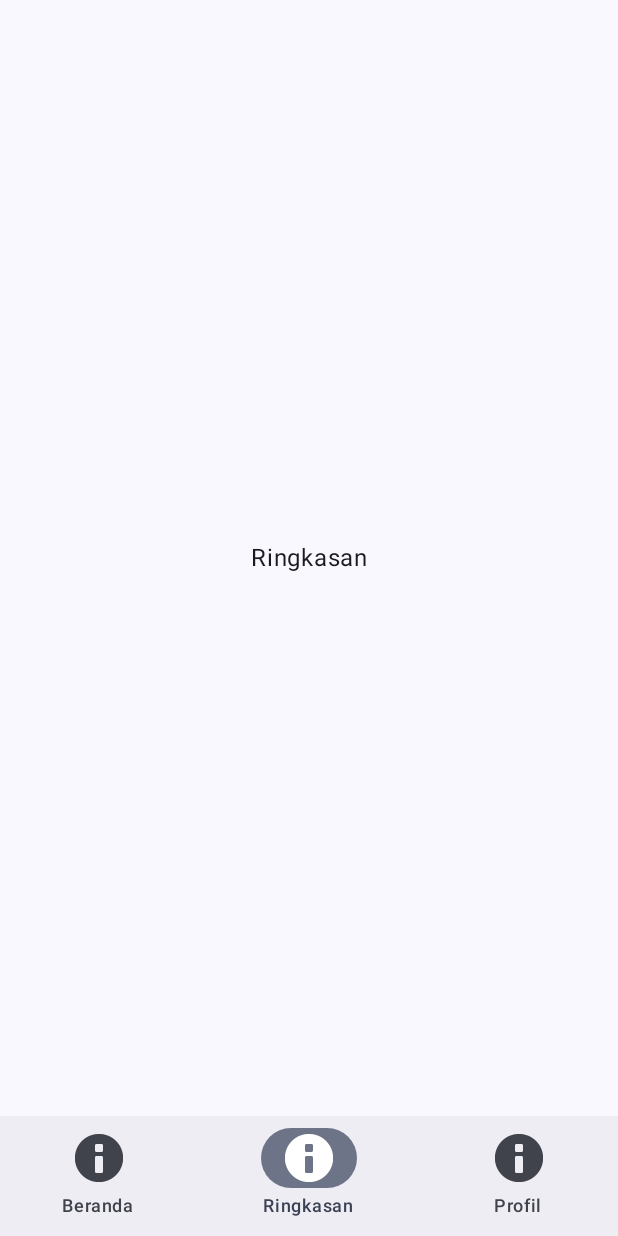
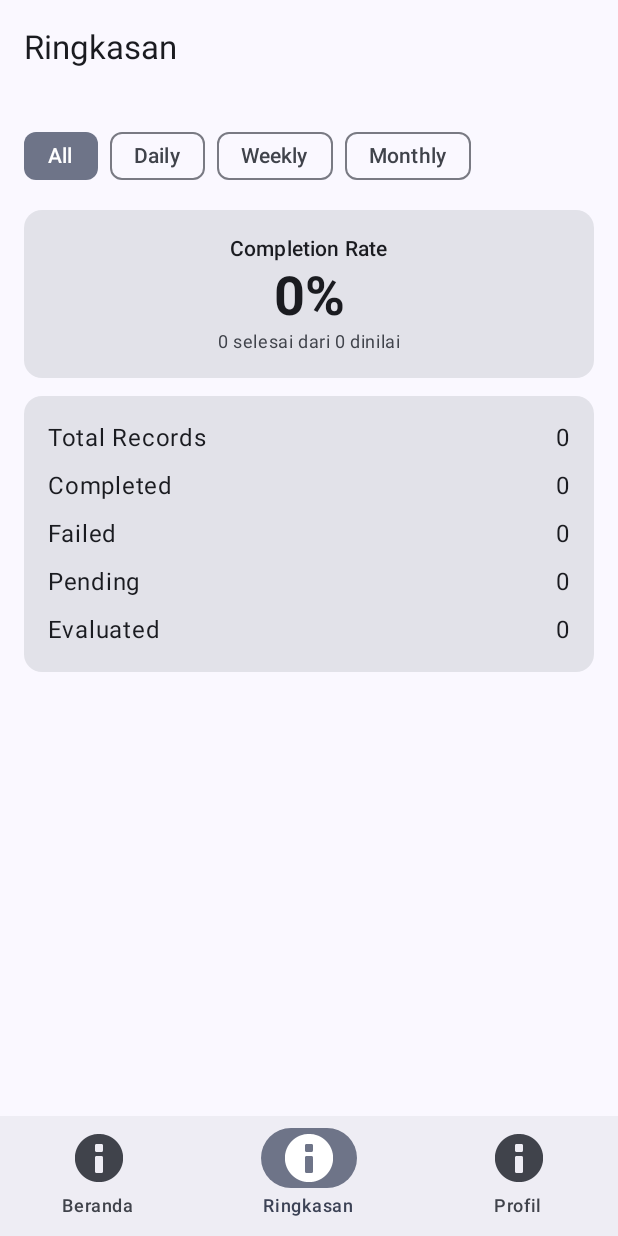
Before and after one commit to ahmadsiddiq-lang/MyHabbit, an Android app built with Jetpack Compose: the SummaryScreen screen opened through its navigation route, on a phone screen of 412 x 824 dp. Run offline under Robolectric (Android 15) with nearby library versions, the phone set to English and light mode, and no system bars; our stand-ins replace Dagger/Hilt's generated code, Room's generated code.

Commit message:
feat: add summary screen with completion calculator

```diff
--- /dev/null
+++ b/app/src/main/java/com/myhabbit/app/domain/service/CompletionCalculator.kt
@@ -0,0 +1,40 @@
+package com.myhabbit.app.domain.service
+
+import com.myhabbit.app.domain.model.HabitRecord
+import com.myhabbit.app.domain.model.HabitStatus
+import com.myhabbit.app.domain.model.Summary
+
+/**
+ * Perhitungan summary sesuai PRD.md §24 & §59:
+ *
+ * evaluated = completed + failed
+ * completionRate = completed / evaluated * 100
+ *
+ * Pending tidak masuk denominator.
+ * Jika evaluated = 0, completionRate = 0.
+ */
+object CompletionCalculator {
+
+    fun calculate(records: List<HabitRecord>): Summary {
+        val total = records.size
+        val completed = records.count { it.status == HabitStatus.COMPLETED }
+        val failed = records.count { it.status == HabitStatus.FAILED }
+        val pending = records.count { it.status == HabitStatus.PENDING }
+        val evaluated = completed + failed
+
+        val completionRate = if (evaluated == 0) {
+            0.0
+        } else {
+            completed.toDouble() / evaluated * 100.0
+        }
+
+        return Summary(
+            total = total,
+            completed = completed,
+            failed = failed,
+            pending = pending,
+            evaluated = evaluated,
+            completionRate = completionRate
+        )
+    }
+}
--- /dev/null
+++ b/app/src/main/java/com/myhabbit/app/domain/usecase/summary/GetSummaryUseCase.kt
@@ -0,0 +1,26 @@
+package com.myhabbit.app.domain.usecase.summary
+
+import com.myhabbit.app.domain.model.HabitCategory
+import com.myhabbit.app.domain.model.Summary
+import com.myhabbit.app.domain.service.CompletionCalculator
+import com.myhabbit.app.data.local.dao.HabitRecordDao
+import com.myhabbit.app.data.mapper.toDomain
+import javax.inject.Inject
+
+/**
+ * Summary seluruh record, atau difilter per kategori
+ * (ARCHITECTURE.md §12 GetSummaryUseCase).
+ */
+class GetSummaryUseCase @Inject constructor(
+    private val habitRecordDao: HabitRecordDao
+) {
+
+    suspend operator fun invoke(
+        category: HabitCategory? = null
+    ): Summary {
+        val records = habitRecordDao.getAllRecords()
+            .map { it.toDomain() }
+            .filter { category == null || it.periodType == category }
+        return CompletionCalculator.calculate(records)
+    }
+}
--- a/app/src/main/java/com/myhabbit/app/presentation/summary/SummaryScreen.kt
+++ b/app/src/main/java/com/myhabbit/app/presentation/summary/SummaryScreen.kt
@@ -1,18 +1,142 @@
 package com.myhabbit.app.presentation.summary
 
-import androidx.compose.foundation.layout.Box
+import androidx.compose.foundation.layout.Arrangement
+import androidx.compose.foundation.layout.Column
+import androidx.compose.foundation.layout.Row
 import androidx.compose.foundation.layout.fillMaxSize
+import androidx.compose.foundation.layout.fillMaxWidth
+import androidx.compose.foundation.layout.padding
+import androidx.compose.foundation.rememberScrollState
+import androidx.compose.foundation.verticalScroll
+import androidx.compose.material3.Card
+import androidx.compose.material3.CircularProgressIndicator
+import androidx.compose.material3.ExperimentalMaterial3Api
+import androidx.compose.material3.FilterChip
+import androidx.compose.material3.MaterialTheme
+import androidx.compose.material3.Scaffold
 import androidx.compose.material3.Text
+import androidx.compose.material3.TopAppBar
 import androidx.compose.runtime.Composable
+import androidx.compose.runtime.getValue
 import androidx.compose.ui.Alignment
 import androidx.compose.ui.Modifier
+import androidx.compose.ui.text.font.FontWeight
+import androidx.compose.ui.unit.dp
+import androidx.hilt.navigation.compose.hiltViewModel
+import androidx.lifecycle.compose.collectAsStateWithLifecycle
+import com.myhabbit.app.domain.model.Summary
+
+@OptIn(ExperimentalMaterial3Api::class)
+@Composable
+fun SummaryScreen(
+    viewModel: SummaryViewModel = hiltViewModel()
+) {
+    val state by viewModel.uiState.collectAsStateWithLifecycle()
+
+    Scaffold(
+        topBar = {
+            TopAppBar(title = { Text("Ringkasan") })
+        }
+    ) { padding ->
+        Column(
+            modifier = Modifier
+                .fillMaxSize()
+                .padding(padding)
+                .padding(16.dp)
+                .verticalScroll(rememberScrollState()),
+            verticalArrangement = Arrangement.spacedBy(12.dp)
+        ) {
+            Row(
+                modifier = Modifier.fillMaxWidth(),
+                horizontalArrangement = Arrangement.spacedBy(8.dp)
+            ) {
+                SummaryFilter.entries.forEach { filter ->
+                    FilterChip(
+                        selected = state.filter == filter,
+                        onClick = { viewModel.onFilterChange(filter) },
+                        label = { Text(filter.label) }
+                    )
+                }
+            }
+
+            if (state.isLoading) {
+                Column(
+                    modifier = Modifier.fillMaxSize(),
+                    verticalArrangement = Arrangement.Center,
+                    horizontalAlignment = Alignment.CenterHorizontally
+                ) {
+                    CircularProgressIndicator()
+                }
+                return@Column
+            }
+
+            state.error?.let {
+                Text(
+                    text = it,
+                    color = MaterialTheme.colorScheme.error
+                )
+            }
+
+            state.summary?.let { summary ->
+                CompletionRateCard(summary)
+                CountsCard(summary)
+            }
+        }
+    }
+}
 
 @Composable
-fun SummaryScreen() {
-    Box(
-        modifier = Modifier.fillMaxSize(),
-        contentAlignment = Alignment.Center
-    ) {
-        Text(text = "Ringkasan")
+private fun CompletionRateCard(summary: Summary) {
+    Card(modifier = Modifier.fillMaxWidth()) {
+        Column(
+            modifier = Modifier
+                .fillMaxWidth()
+                .padding(16.dp),
+            horizontalAlignment = Alignment.CenterHorizontally
+        ) {
+            Text(
+                text = "Completion Rate",
+                style = MaterialTheme.typography.labelLarge
+            )
+            Text(
+                text = "${summary.completionRate.toInt()}%",
+                style = MaterialTheme.typography.displaySmall,
+                fontWeight = FontWeight.Bold
+            )
+            Text(
+                text = "${summary.completed} selesai dari ${summary.evaluated} dinilai",
+                style = MaterialTheme.typography.bodySmall,
+                color = MaterialTheme.colorScheme.onSurfaceVariant
+            )
+        }
     }
 }
+
+@Composable
+private fun CountsCard(summary: Summary) {
+    Card(modifier = Modifier.fillMaxWidth()) {
+        Column(
+            modifier = Modifier
+                .fillMaxWidth()
+                .padding(16.dp),
+            verticalArrangement = Arrangement.spacedBy(8.dp)
+        ) {
+            SummaryRow("Total Records", summary.total.toString())
+            SummaryRow("Completed", summary.completed.toString())
+            SummaryRow("Failed", summary.failed.toString())
+            SummaryRow("Pending", summary.pending.toString())
+            SummaryRow("Evaluated", summary.evaluated.toString())
+        }
+    }
+}
+
+@Composable
+private fun SummaryRow(label: String, value: String) {
+    Row(modifier = Modifier.fillMaxWidth()) {
+        Text(
+            text = label,
+            modifier = Modifier.weight(1f)
+        )
+        Text(text = value)
+    }
+}
--- /dev/null
+++ b/app/src/main/java/com/myhabbit/app/presentation/summary/SummaryViewModel.kt
@@ -0,0 +1,63 @@
+package com.myhabbit.app.presentation.summary
+
+import androidx.lifecycle.ViewModel
+import androidx.lifecycle.viewModelScope
+import com.myhabbit.app.domain.model.HabitCategory
+import com.myhabbit.app.domain.model.Summary
+import com.myhabbit.app.domain.usecase.summary.GetSummaryUseCase
+import dagger.hilt.android.lifecycle.HiltViewModel
+import kotlinx.coroutines.flow.MutableStateFlow
+import kotlinx.coroutines.flow.StateFlow
+import kotlinx.coroutines.flow.asStateFlow
+import kotlinx.coroutines.launch
+import javax.inject.Inject
+
+enum class SummaryFilter(val label: String, val category: HabitCategory?) {
+    ALL("All", null),
+    DAILY("Daily", HabitCategory.DAILY),
+    WEEKLY("Weekly", HabitCategory.WEEKLY),
+    MONTHLY("Monthly", HabitCategory.MONTHLY)
+}
+
+data class SummaryUiState(
+    val isLoading: Boolean = true,
+    val filter: SummaryFilter = SummaryFilter.ALL,
+    val summary: Summary? = null,
+    val error: String? = null
+)
+
+@HiltViewModel
+class SummaryViewModel @Inject constructor(
+    private val getSummaryUseCase: GetSummaryUseCase
+) : ViewModel() {
+
+    private val _uiState = MutableStateFlow(SummaryUiState())
+    val uiState: StateFlow<SummaryUiState> = _uiState.asStateFlow()
+
+    init {
+        load()
+    }
+
+    fun onFilterChange(filter: SummaryFilter) {
+        _uiState.value = _uiState.value.copy(filter = filter)
+        load()
+    }
+
+    fun refresh() {
+        load()
+    }
+
+    private fun load() {
+        viewModelScope.launch {
+            try {
+                val summary = getSummaryUseCase(_uiState.value.filter.category)
+                _uiState.value = _uiState.value.copy(isLoading = false, summary = summary)
+            } catch (e: Exception) {
+                _uiState.value = _uiState.value.copy(
+                    isLoading = false,
+                    error = "Gagal memuat ringkasan: ${e.message}"
+                )
+            }
+        }
+    }
+}
```
Also changed, not shown: 3 other files.
